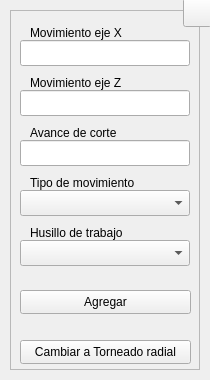
This is interfaces/ui_files/lineal_turn.ui in Raw0201/GCode2 as Qt 5 draws it before an edit. The edited form follows.
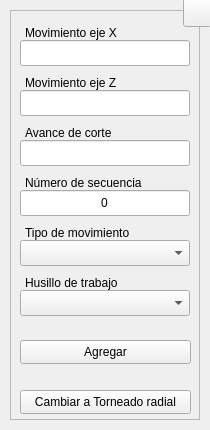
This is the edited form. Icons and pictures are not drawn.

What changed in the file:
```diff
--- a/interfaces/ui_files/lineal_turn.ui
+++ b/interfaces/ui_files/lineal_turn.ui
@@ -7,7 +7,7 @@
     <x>0</x>
     <y>0</y>
     <width>210</width>
-    <height>380</height>
+    <height>430</height>
    </rect>
   </property>
   <property name="sizePolicy">
@@ -19,13 +19,13 @@
   <property name="minimumSize">
    <size>
     <width>210</width>
-    <height>380</height>
+    <height>430</height>
    </size>
   </property>
   <property name="maximumSize">
    <size>
     <width>210</width>
-    <height>380</height>
+    <height>430</height>
    </size>
   </property>
   <property name="windowTitle">
@@ -2154,7 +2154,7 @@
       <x>10</x>
       <y>10</y>
       <width>190</width>
-      <height>360</height>
+      <height>410</height>
      </rect>
     </property>
     <property name="sizePolicy">
@@ -2166,13 +2166,13 @@
     <property name="minimumSize">
      <size>
       <width>190</width>
-      <height>360</height>
+      <height>410</height>
      </size>
     </property>
     <property name="maximumSize">
      <size>
       <width>190</width>
-      <height>360</height>
+      <height>410</height>
      </size>
     </property>
     <property name="frameShape">
@@ -2221,7 +2221,7 @@
      </property>
      <property name="geometry">
       <rect>
-       <x>20</x>
+       <x>15</x>
        <y>10</y>
        <width>105</width>
        <height>26</height>
@@ -2238,7 +2238,7 @@
      <property name="geometry">
       <rect>
        <x>10</x>
-       <y>280</y>
+       <y>330</y>
        <width>171</width>
        <height>24</height>
       </rect>
@@ -2277,8 +2277,8 @@
      </property>
      <property name="geometry">
       <rect>
-       <x>20</x>
-       <y>160</y>
+       <x>15</x>
+       <y>210</y>
        <width>118</width>
        <height>26</height>
       </rect>
@@ -2294,7 +2294,7 @@
      <property name="geometry">
       <rect>
        <x>10</x>
-       <y>180</y>
+       <y>230</y>
        <width>170</width>
        <height>26</height>
       </rect>
@@ -2319,7 +2319,7 @@
      <property name="geometry">
       <rect>
        <x>10</x>
-       <y>230</y>
+       <y>280</y>
        <width>170</width>
        <height>26</height>
       </rect>
@@ -2346,9 +2346,9 @@
      </property>
      <property name="geometry">
       <rect>
-       <x>20</x>
-       <y>210</y>
-       <width>103</width>
+       <x>15</x>
+       <y>260</y>
+       <width>104</width>
        <height>26</height>
       </rect>
      </property>
@@ -2399,7 +2399,7 @@
      </property>
      <property name="geometry">
       <rect>
-       <x>20</x>
+       <x>15</x>
        <y>60</y>
        <width>105</width>
        <height>26</height>
@@ -2452,9 +2452,9 @@
      </property>
      <property name="geometry">
       <rect>
-       <x>20</x>
+       <x>15</x>
        <y>110</y>
-       <width>98</width>
+       <width>97</width>
        <height>26</height>
       </rect>
      </property>
@@ -2469,7 +2469,7 @@
      <property name="geometry">
       <rect>
        <x>10</x>
-       <y>330</y>
+       <y>380</y>
        <width>171</width>
        <height>24</height>
       </rect>
@@ -2502,6 +2502,62 @@
       <bool>true</bool>
      </property>
     </widget>
+    <widget class="QLineEdit" name="tbx_seq">
+     <property name="geometry">
+      <rect>
+       <x>10</x>
+       <y>180</y>
+       <width>170</width>
+       <height>26</height>
+      </rect>
+     </property>
+     <property name="minimumSize">
+      <size>
+       <width>170</width>
+       <height>0</height>
+      </size>
+     </property>
+     <property name="maximumSize">
+      <size>
+       <width>170</width>
+       <height>16777215</height>
+      </size>
+     </property>
+     <property name="toolTip">
+      <string>Digite el número de línea</string>
+     </property>
+     <property name="statusTip">
+      <string/>
+     </property>
+     <property name="text">
+      <string>0</string>
+     </property>
+     <property name="alignment">
+      <set>Qt::AlignCenter</set>
+     </property>
+     <property name="placeholderText">
+      <string/>
+     </property>
+    </widget>
+    <widget class="QLabel" name="lbl_seq">
+     <property name="enabled">
+      <bool>true</bool>
+     </property>
+     <property name="geometry">
+      <rect>
+       <x>15</x>
+       <y>160</y>
+       <width>127</width>
+       <height>26</height>
+      </rect>
+     </property>
+     <property name="text">
+      <string>Número de secuencia</string>
+     </property>
+     <property name="buddy">
+      <cstring>lbl_xin</cstring>
+     </property>
+    </widget>
     <zorder>tbx_xin</zorder>
     <zorder>lbl_xin</zorder>
     <zorder>btn_save</zorder>
```
Left out of the diff: 5 changed lines with no effect on the pictures.
